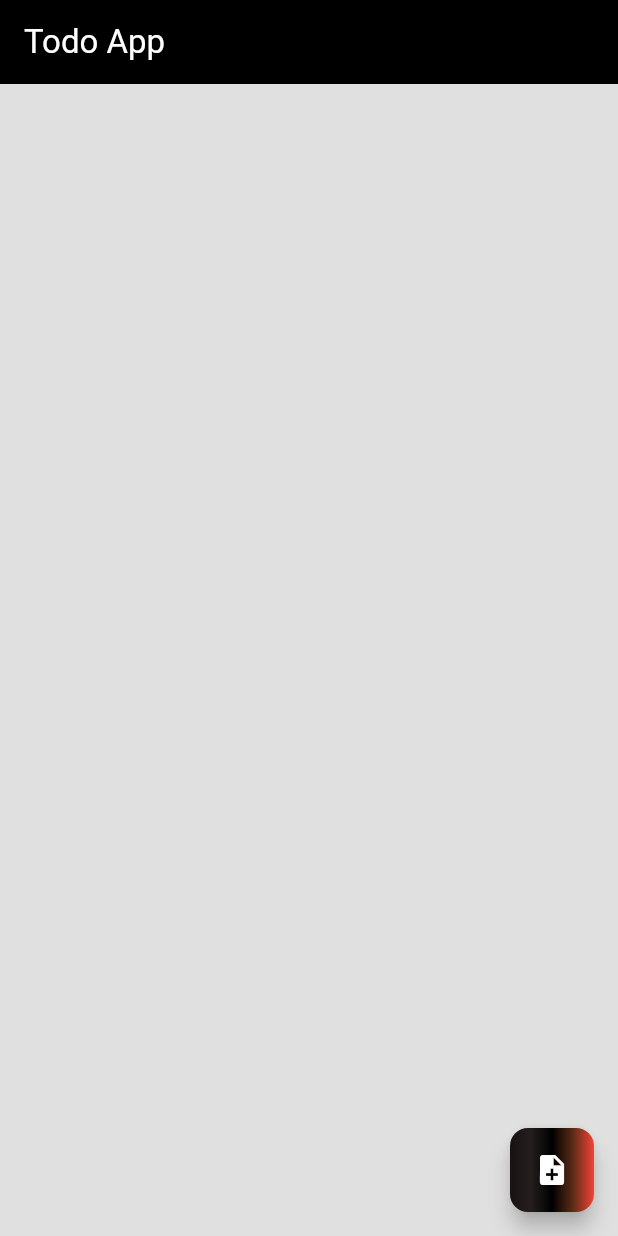
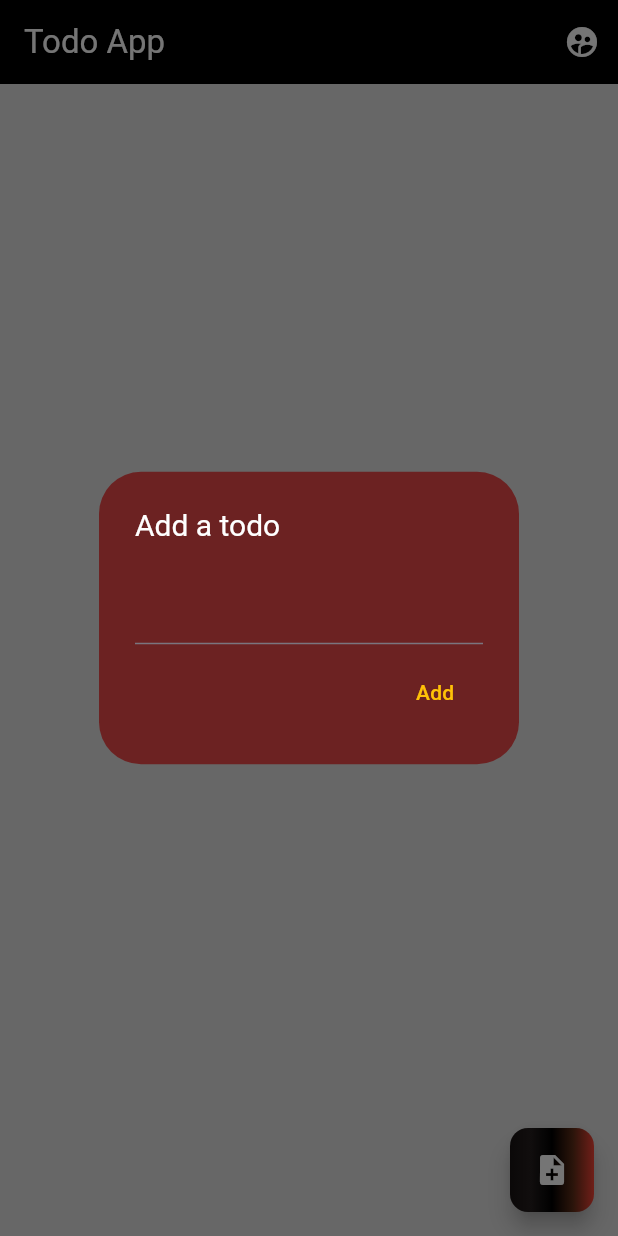
Before and after one commit to Ben-M-05/Executive-Assistant, a Flutter app: the screen it shows after launch, after a tap on the "note add" icon, on a phone screen of 412 x 824 dp. Run offline on Flutter 3.47's test engine with Material 3 defaults, Android fonts, the light colour scheme and no system bars; our stand-ins replace cloud_firestore, firebase_auth, firebase_core, go_router; missing offline and left inert: firebase_ui_auth; accounts and stored records are empty.

Commit message:
Successfully implemented basic authentication rules, todo item data models, and its creation methods.

```diff
--- a/executive_assistant/lib/main.dart
+++ b/executive_assistant/lib/main.dart
@@ -1,21 +1,79 @@
 
-import 'package:executive_assistant/widgets/todo_notifier.dart';
+import 'package:executive_assistant/todo_notifier.dart';
 import 'package:firebase_auth/firebase_auth.dart';
 import 'package:firebase_core/firebase_core.dart';
 import 'package:firebase_ui_auth/firebase_ui_auth.dart';
 import 'package:flutter/material.dart';
 import 'package:executive_assistant/widgets/todo_container.dart';
+import 'package:go_router/go_router.dart';
 import 'package:provider/provider.dart';
 import 'firebase_options.dart';
 
+
+import 'pages/home_page.dart';
+
 void main() async {
   WidgetsFlutterBinding.ensureInitialized();
-  await Firebase.initializeApp(
-    options: DefaultFirebaseOptions.currentPlatform,
-  );
+
+  //TODO: Make sure database rules are changed on production build
 
   runApp(const MyApp());
 }
+
+
+final _goRoute = GoRouter(
+  routes: [
+    GoRoute(
+      path: '/',
+      builder: (context, state) => const MyHomePage(),
+      routes: [
+        GoRoute(
+          path: 'sign-in',
+          builder: (context, state) {
+            return SignInScreen(
+              actions: [
+                ForgotPasswordAction(((context, email) {
+                  final uri = Uri(
+                    path: '/sign-in/forgot-password',
+                    queryParameters: <String, String?> {
+                      'email': email
+                    },
+                  );
+                  context.push(uri.toString());
+                })),
+                AuthStateChangeAction(((context, state) {
+                  final user = switch (state) {
+                    SignedIn state => state.user,
+                    UserCreated state => state.credential.user,
+                    _ => null
+                  };
+
+                  if(user == null) {
+                    return;
+                  }
+
+                  if(state is UserCreated) {
+                    user.updateDisplayName(user.email!.split('@')[0]);
+                  }
+
+                  if(!user.emailVerified) {
+                    user.sendEmailVerification();
+
+                    const snackbar = SnackBar(
+                      content: Text('Please check your email to verify your address')
+                    );
+                    ScaffoldMessenger.of(context).showSnackBar(snackbar);
+                  }
+                  context.pushReplacement('/');
+                }))
+               ]
+             );
+          }
+        )
+      ]
+    )
+  ]
+);
 
 class MyApp extends StatelessWidget {
   const MyApp({super.key});
@@ -25,93 +83,14 @@ class MyApp extends StatelessWidget {
   Widget build(BuildContext context) {
     return ChangeNotifierProvider(
       create:(context) => TodoNotifier(),
-      child: MaterialApp(
+      child: MaterialApp.router(
         title: 'Flutter Demo',
         theme: ThemeData(
           colorScheme: ColorScheme.fromSeed(seedColor: Colors.deepPurple),
           useMaterial3: true,
         ),
-        home: const MyHomePage(title: 'Todo App'),
+        routerConfig: _goRoute
       ),
     );
   }
 }
-
-
-
-class MyHomePage extends StatefulWidget {
-  const MyHomePage({super.key, required this.title});
-
-
-  // This widget is the home page of your application. It is stateful, meaning
-  // that it has a State object (defined below) that contains fields that affect
-  // how it looks.
-
-  // This class is the configuration for the state. It holds the values (in this
-  // case the title) provided by the parent (in this case the App widget) and
-  // used by the build method of the State. Fields in a Widget subclass are
-  // always marked "final".
-
-  final String title;
-
-  @override
-  State<MyHomePage> createState() => _MyHomePageState();
-}
-
-class _MyHomePageState extends State<MyHomePage> {
-
-
-
-
-  @override
-  Widget build(BuildContext context) {
-    var appState = context.watch<TodoNotifier>();
-    var tasks = [];
-
-
-    return Scaffold(
-      appBar: AppBar(
-        // TRY THIS: Try changing the color here to a specific color (to
-        // Colors.amber, perhaps?) and trigger a hot reload to see the AppBar
-        // change color while the other colors stay the same.
-        backgroundColor: Colors.black,
-        foregroundColor: Colors.white,
-        // Here we take the value from the MyHomePage object that was created by
-        // the App.build method, and use it to set our appbar title.
-        title: Text(widget.title),
-      ),
-      backgroundColor: Colors.black12,
-      body: Center(
-        // Center is a layout widget. It takes a single child and positions it
-        // in the middle of the parent.
-        child: ListView.separated(
-          padding: const EdgeInsets.fromLTRB(0, 20, 0, 0),
-
-          itemCount: tasks.length,
-          itemBuilder: (context, index) {
-            final task = tasks[index];
-            return TodoContainer(title: task.title);
-          },
-          separatorBuilder: (context, index) => const SizedBox(
-            height: 10,
-          ),
-        )
-        ),
-
-      floatingActionButton: FloatingActionButton(
-        onPressed: () => {appState.addTodoItem("Test")},
-        tooltip: 'Add a note',
-        child: Container(
-          width: 60,
-          height: 60,
-          decoration: BoxDecoration(
-            borderRadius: BorderRadius.circular(12),
-            gradient: const LinearGradient(colors: [Color.fromARGB(255, 24, 18, 18), Color.fromARGB(255, 36, 30, 30), Color.fromARGB(255, 0, 0, 0), Color.fromARGB(255, 93, 44, 23), Colors.red])
-          ),
-          child: const Icon(Icons.note_add, color: Color.fromARGB(255, 255, 255, 255)),
-        ),
-
-      ), // This trailing comma makes auto-formatting nicer for build methods.
-    );
-  }
-}
--- /dev/null
+++ b/executive_assistant/lib/pages/home_page.dart
@@ -0,0 +1,80 @@
+
+import 'package:executive_assistant/widgets/todo_popup.dart';
+import 'package:firebase_auth/firebase_auth.dart';
+import 'package:flutter/material.dart';
+import 'package:provider/provider.dart';
+
+
+import '../widgets/todo_container.dart';
+import '../todo_notifier.dart';
+
+
+
+class MyHomePage extends StatelessWidget {
+
+  const MyHomePage({super.key});
+
+
+  @override
+  Widget build(BuildContext context) {
+    var appState = context.watch<TodoNotifier>();
+    var tasks = [];
+
+
+    return Scaffold(
+      appBar: AppBar(
+        // TRY THIS: Try changing the color here to a specific color (to
+        // Colors.amber, perhaps?) and trigger a hot reload to see the AppBar
+        // change color while the other colors stay the same.
+        backgroundColor: Colors.black,
+        foregroundColor: Colors.white,
+        // Here we take the value from the MyHomePage object that was created by
+        // the App.build method, and use it to set our appbar title.
+        title: Text("Todo App"),
+        actions: <Widget>[
+          IconButton(
+            icon: Icon(Icons.supervised_user_circle),
+            onPressed:  () {
+              print('pressed');
+              FirebaseAuth.instance.signOut();
+            }
+          )
+        ],
+      ),
+      backgroundColor: Colors.black12,
+      body: Center(
+        // Center is a layout widget. It takes a single child and positions it
+        // in the middle of the parent.
+        child: ListView.separated(
+          padding: const EdgeInsets.fromLTRB(0, 20, 0, 0),
+
+          itemCount: tasks.length,
+          itemBuilder: (context, index) {
+            final task = tasks[index];
+            return TodoContainer(title: task.title);
+          },
+          separatorBuilder: (context, index) => const SizedBox(
+            height: 10,
+          ),
+        )
+        ),
+
+      floatingActionButton: FloatingActionButton(
+        onPressed: () => {
+            popupBuilder(context, appState)
+        },
+        tooltip: 'Add a note',
+        child: Container(
+          width: 60,
+          height: 60,
+          decoration: BoxDecoration(
+            borderRadius: BorderRadius.circular(12),
+            gradient: const LinearGradient(colors: [Color.fromARGB(255, 24, 18, 18), Color.fromARGB(255, 36, 30, 30), Color.fromARGB(255, 0, 0, 0), Color.fromARGB(255, 93, 44, 23), Colors.red])
+          ),
+          child: const Icon(Icons.note_add, color: Color.fromARGB(255, 255, 255, 255)),
+        ),
+
+      ), // This trailing comma makes auto-formatting nicer for build methods.
+    );
+  }
+}
--- /dev/null
+++ b/executive_assistant/lib/todo_notifier.dart
@@ -0,0 +1,53 @@
+import 'package:executive_assistant/firebase_options.dart';
+import 'package:executive_assistant/models/_todo_data_container.dart';
+import 'package:firebase_ui_auth/firebase_ui_auth.dart';
+import 'package:flutter/material.dart';
+import 'widgets/todo_container.dart';
+import 'package:firebase_core/firebase_core.dart';
+import 'package:cloud_firestore/cloud_firestore.dart';
+import 'api/todoMethods.dart';
+import 'package:go_router/go_router.dart';
+import 'package:firebase_auth/firebase_auth.dart'
+  hide EmailAuthProvider, PhoneAuthProvider;
+
+
+class TodoNotifier extends ChangeNotifier {
+  TodoNotifier() {
+    init();
+  }
+
+  bool _loggedIn = false;
+  bool get loggedIn => _loggedIn;
+
+  Future<void> init() async {
+    await Firebase.initializeApp(
+      options: DefaultFirebaseOptions.currentPlatform
+    );
+
+    FirebaseUIAuth.configureProviders([
+      EmailAuthProvider()
+    ]);
+
+    FirebaseAuth.instance.userChanges().listen((user) {
+      if(user != null) {
+        _loggedIn = true;
+        notifyListeners();
+      }else {
+        _loggedIn = false;
+      }
+      notifyListeners();
+    });
+  }
+
+
+  void addTodoItem(String title, BuildContext context) {
+
+    if(!_loggedIn) {
+      context.push('/sign-in');
+    }
+    TodoMethodsBase(TodoDataContainer(title, "", 0, false, ""));
+    print("Done");
+
+    notifyListeners();
+  }
+}
--- a/executive_assistant/lib/widgets/todo_notifier.dart
+++ /dev/null
@@ -1,16 +0,0 @@
-import 'package:executive_assistant/models/_todo_data_container.dart';
-import 'package:flutter/material.dart';
-import 'todo_container.dart';
-import 'package:firebase_core/firebase_core.dart';
-import 'package:cloud_firestore/cloud_firestore.dart';
-import '../api/todoMethods.dart';
-
-class TodoNotifier extends ChangeNotifier {
-
-
-  void addTodoItem(String title) {
-    new TodoMethodsBase(TodoDataContainer(title, "", 0, false, ""));
-
-    notifyListeners();
-  }
-}
--- /dev/null
+++ b/executive_assistant/lib/widgets/todo_popup.dart
@@ -0,0 +1,31 @@
+import 'package:flutter/material.dart';
+import 'package:executive_assistant/todo_notifier.dart';
+
+Future<void> popupBuilder(BuildContext context, TodoNotifier notifier) {
+
+  final textController = TextEditingController();
+
+
+  return showDialog<void>(
+    context: context,
+    builder: (BuildContext context) {
+      return AlertDialog(
+        backgroundColor: const Color.fromARGB(255, 108, 34, 34),
+        titleTextStyle: TextStyle(color: Colors.white, fontSize: 20),
+        title: const Text("Add a todo"),
+        actions: <Widget> [
+          TextField(style: TextStyle(color: Colors.white), controller: textController),
+          SizedBox(width: 8, height: 8),
+          TextButton(onPressed: () {
+            notifier.addTodoItem(textController.text, context);
+            Navigator.of(context).pop();
+            textController.dispose();
+            },
+            child: Text("Add", style: TextStyle(color: Colors.amber))
+          )
+        ]
+
+      );
+    }
+  );
+}
--- a/executive_assistant/pubspec.yaml
+++ b/executive_assistant/pubspec.yaml
@@ -41,6 +41,7 @@ dependencies:
   cloud_firestore: ^5.4.4
   firebase_auth: ^5.3.1
   firebase_ui_auth: ^1.16.0
+  go_router: ^14.6.0
 
 dev_dependencies:
   flutter_test:
```
Also changed, not shown: executive_assistant/lib/api/todoMethods.dart (+32 -4 lines), executive_assistant/lib/models/_todo_data_container.dart (+14 -1 lines), executive_assistant/pubspec.lock, 1 other file.
